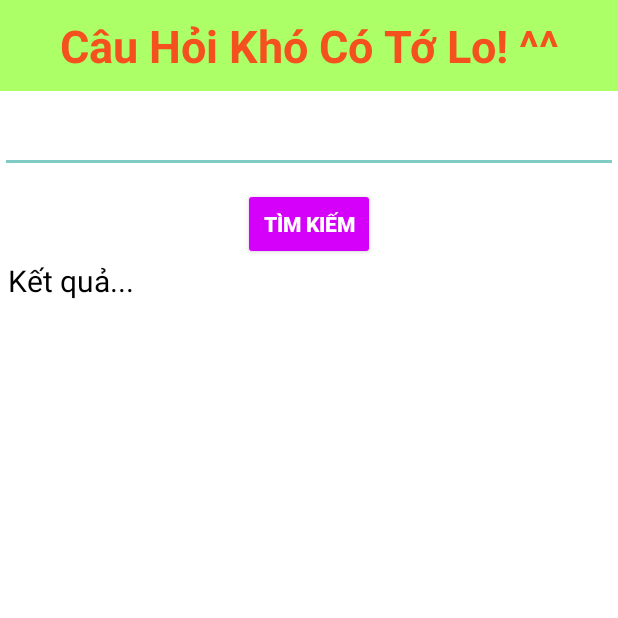
After one commit to theanhdz533/DoAnCs3, an Android app: the ActivityChatbot screen opened directly, with no data from a screen before it, on a phone screen of 412 x 824 dp, the top half of it. The commit adds this screen. Run offline under Robolectric (Android 15) with nearby library versions, the phone set to English and light mode, and no system bars.

Commit message:
update 4

```diff
--- /dev/null
+++ b/app/src/main/res/drawable/ic_chatbot.xml
@@ -0,0 +1,5 @@
+<vector android:autoMirrored="true" android:height="24dp"
+    android:tint="#0B8BFF" android:viewportHeight="24"
+    android:viewportWidth="24" android:width="24dp" xmlns:android="http://schemas.android.com/apk/res/android">
+    <path android:fillColor="@android:color/white" android:pathData="M20,2L4,2c-1.1,0 -1.99,0.9 -1.99,2L2,22l4,-4h14c1.1,0 2,-0.9 2,-2L22,4c0,-1.1 -0.9,-2 -2,-2zM6,9h12v2L6,11L6,9zM14,14L6,14v-2h8v2zM18,8L6,8L6,6h12v2z"/>
+</vector>
--- a/app/src/main/res/drawable/ic_open_menu.xml
+++ b/app/src/main/res/drawable/ic_open_menu.xml
@@ -1,5 +1,5 @@
-<vector android:height="24dp" android:tint="#FF7301"
-    android:viewportHeight="24" android:viewportWidth="24"
-    android:width="24dp" xmlns:android="http://schemas.android.com/apk/res/android">
+<vector android:height="30dp" android:tint="#FF7301"
+    android:viewportHeight="30" android:viewportWidth="24"
+    android:width="30dp" xmlns:android="http://schemas.android.com/apk/res/android">
     <path android:fillColor="@android:color/white" android:pathData="M3,18h18v-2L3,16v2zM3,13h18v-2L3,11v2zM3,6v2h18L21,6L3,6z"/>
 </vector>
--- /dev/null
+++ b/app/src/main/res/layout/activity_chatbot.xml
@@ -0,0 +1,58 @@
+<?xml version="1.0" encoding="utf-8"?>
+<LinearLayout xmlns:android="http://schemas.android.com/apk/res/android"
+    xmlns:app="http://schemas.android.com/apk/res-auto"
+    xmlns:tools="http://schemas.android.com/tools"
+    android:layout_width="match_parent"
+    android:layout_height="match_parent"
+    android:background="@color/white"
+    android:orientation="vertical"
+    tools:context=".online.ActivityChatbot">
+
+    <TextView
+        android:id="@+id/textView5"
+        android:layout_width="match_parent"
+        android:layout_height="wrap_content"
+        android:gravity="center"
+        android:paddingTop="10dp"
+        android:paddingBottom="10dp"
+        android:background="#9876FF03"
+        android:text="Câu Hỏi Khó Có Tớ Lo! ^^"
+        android:textColor="#F4511E"
+        android:textSize="30dp"
+        android:textStyle="bold" />
+
+    <EditText
+        android:id="@+id/edtEnterQuestions"
+        android:layout_marginTop="10dp"
+
+        android:layout_width="match_parent"
+        android:layout_height="wrap_content"
+        android:ems="10"
+        android:textSize="17dp"
+        android:textColor="@color/black"
+        android:inputType="textPersonName"
+        android:hint="Nhập câu hỏi của bạn vào đây!"
+         />
+
+    <Button
+        android:id="@+id/btnSearch"
+        android:layout_marginTop="10dp"
+        android:layout_width="wrap_content"
+        android:layout_height="wrap_content"
+        android:textColor="@color/white"
+        android:textStyle="bold"
+        android:backgroundTint="#D500F9"
+        android:layout_gravity="center"
+        android:text="Tìm Kiếm" />
+
+    <TextView
+        android:id="@+id/txtResult"
+        android:layout_width="match_parent"
+        android:layout_height="wrap_content"
+        android:inputType="textMultiLine"
+        android:layout_marginLeft="5dp"
+        android:textSize="20dp"
+        android:textColor="@color/black"
+        android:text="Kết quả..." />
+
+</LinearLayout>
--- a/app/src/main/res/layout/nav_header.xml
+++ b/app/src/main/res/layout/nav_header.xml
@@ -6,7 +6,7 @@
     android:layout_height="wrap_content">
 
     <de.hdodenhof.circleimageview.CircleImageView
-        android:id="@+id/profile_image"
+        android:id="@+id/avatar"
         android:layout_width="166dp"
         android:layout_height="154dp"
         android:layout_marginTop="10dp"
--- a/app/src/main/res/menu/option_menu.xml
+++ b/app/src/main/res/menu/option_menu.xml
@@ -6,8 +6,14 @@
        android:icon="@drawable/ic_add_exam"
        />
    <item
+       android:id="@+id/chatBot"
+       android:title="Chat Bot"
+       android:icon="@drawable/ic_chatbot"
+       />
+   <item
        android:id="@+id/signOut"
        android:title="Đăng Xuất"
        android:icon="@drawable/ic_exit"
        />
+
 </menu>
```
Also changed, not shown: app/build.gradle (+5 -4 lines), app/src/main/AndroidManifest.xml (+19 -14 lines), app/src/main/java/com/example/conquertheexam/MainActivity.kt (+35 -28 lines), app/src/main/java/com/example/conquertheexam/online/ActivityChatbot.kt (added, +77 -0 lines), app/src/main/java/com/example/conquertheexam/online/ActivityOnline.kt (+33 -10 lines), app/src/main/java/com/example/conquertheexam/online/model/DataUser.kt (added, +9 -0 lines).
